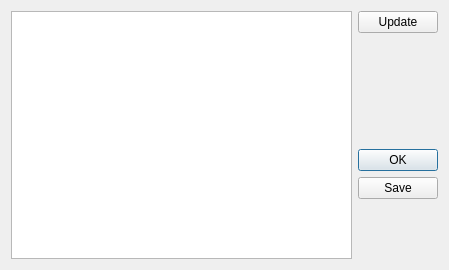
Before: the Qt Designer form src/madgui/online/monitorwidget.ui in hibtc/madgui, drawn with Qt 5.
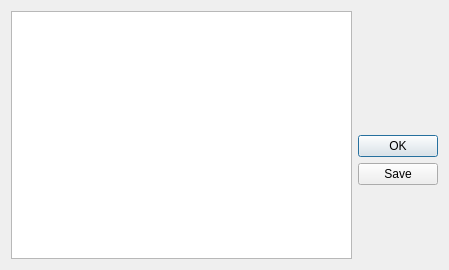
After: the same form once the commit is applied. Custom widgets are drawn as their Qt base class.

Commit message: Remove "update" button from two widgets where it's become obsolete

Diff of the .ui file:
```diff
--- a/src/madgui/online/monitorwidget.ui
+++ b/src/madgui/online/monitorwidget.ui
@@ -19,13 +19,6 @@
    </item>
    <item>
     <layout class="QVBoxLayout">
-     <item>
-      <widget class="QPushButton" name="updateButton">
-       <property name="text">
-        <string>Update</string>
-       </property>
-      </widget>
-     </item>
      <item>
       <spacer>
        <property name="orientation">
```
The commit also changes 2 other files.
